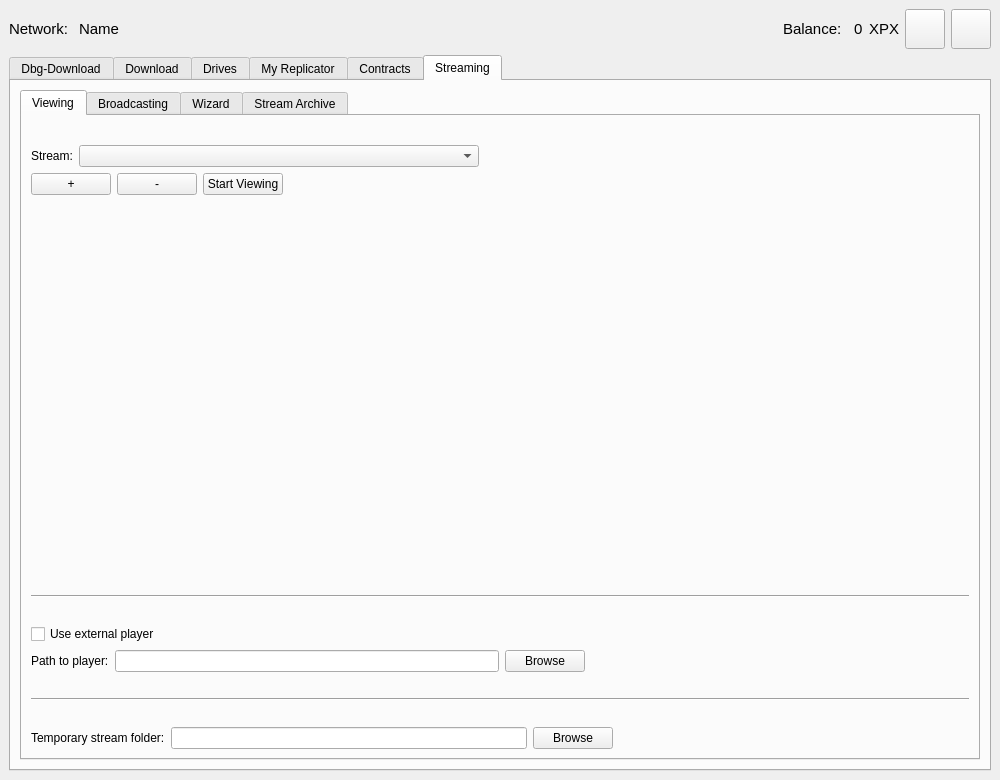
This is UserApp/mainwin.ui in proximax-storage/cpp-xpx-storage-user-app as Qt 5 draws it before an edit. The edited form follows.
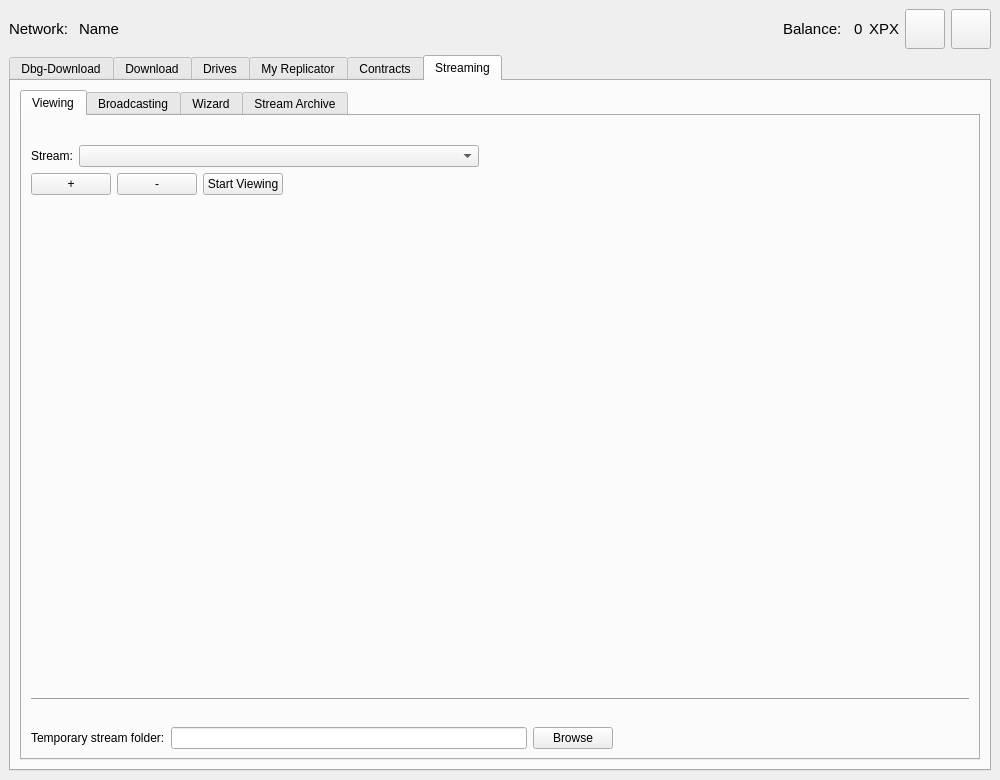
This is the edited form. The open tabs and pages were chosen to show the change.

Commit message: fixes in view streaming

Diff of the .ui file:
```diff
--- a/UserApp/mainwin.ui
+++ b/UserApp/mainwin.ui
@@ -1624,84 +1624,6 @@
               </property>
              </spacer>
             </item>
-            <item>
-             <widget class="Line" name="line_3">
-              <property name="orientation">
-               <enum>Qt::Horizontal</enum>
-              </property>
-             </widget>
-            </item>
-            <item>
-             <spacer name="horizontalSpacer_22">
-              <property name="orientation">
-               <enum>Qt::Horizontal</enum>
-              </property>
-              <property name="sizeHint" stdset="0">
-               <size>
-                <width>40</width>
-                <height>20</height>
-               </size>
-              </property>
-             </spacer>
-            </item>
-            <item>
-             <layout class="QHBoxLayout" name="horizontalLayout_23">
-              <item>
-               <widget class="QCheckBox" name="m_useExternalPlayer">
-                <property name="text">
-                 <string>Use external player</string>
-                </property>
-               </widget>
-              </item>
-             </layout>
-            </item>
-            <item>
-             <layout class="QHBoxLayout" name="horizontalLayout_13">
-              <item>
-               <widget class="QLabel" name="label_3">
-                <property name="text">
-                 <string>Path to player:</string>
-                </property>
-               </widget>
-              </item>
-              <item>
-               <widget class="QLineEdit" name="m_pathToPlayer"/>
-              </item>
-              <item>
-               <widget class="QPushButton" name="pushButton_4">
-                <property name="text">
-                 <string>Browse</string>
-                </property>
-               </widget>
-              </item>
-              <item>
-               <spacer name="horizontalSpacer_6">
-                <property name="orientation">
-                 <enum>Qt::Horizontal</enum>
-                </property>
-                <property name="sizeHint" stdset="0">
-                 <size>
-                  <width>40</width>
-                  <height>20</height>
-                 </size>
-                </property>
-               </spacer>
-              </item>
-             </layout>
-            </item>
-            <item>
-             <spacer name="horizontalSpacer_25">
-              <property name="orientation">
-               <enum>Qt::Horizontal</enum>
-              </property>
-              <property name="sizeHint" stdset="0">
-               <size>
-                <width>40</width>
-                <height>20</height>
-               </size>
-              </property>
-             </spacer>
-            </item>
             <item>
              <widget class="Line" name="line_4">
               <property name="orientation">
```
Left out of the diff: 2 changed lines with no effect on the pictures. The commit also changes 2 other files.
